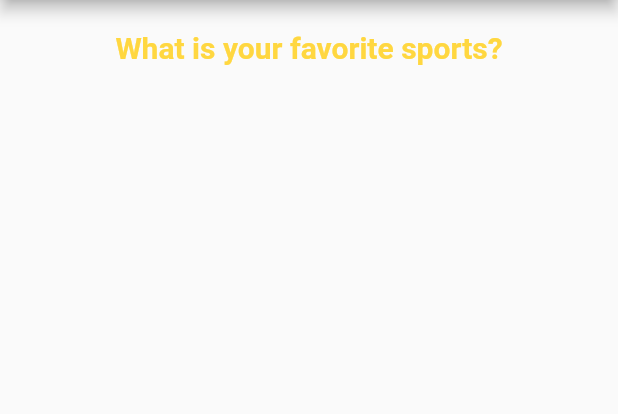
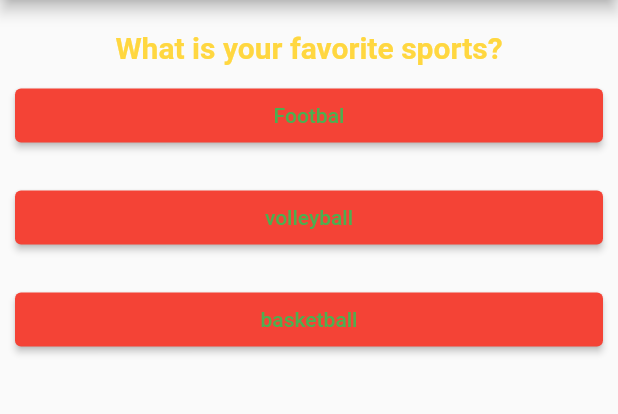
Before and after one commit to NguyenTruongPhong/Assignment_2, a Flutter app: the screen it shows after launch, on a phone screen of 412 x 824 dp, the part 84-498 px from its top. Run offline on Flutter 3.47's test engine with Material 2 defaults, Android fonts, the phone set to English and light mode, and no system bars.

Commit message:
adding answser.dart and quiz.dart

```diff
--- /dev/null
+++ b/lib/answer.dart
@@ -0,0 +1,24 @@
+import 'package:flutter/material.dart';
+
+class Answer extends StatelessWidget {
+  final String answer;
+  final VoidCallback answerQuestion;
+
+  Answer({required this.answer, required this.answerQuestion});
+
+  @override
+  Widget build(BuildContext context) {
+    return Container(
+      margin: EdgeInsets.all(10.0),
+      width: double.infinity,
+      child: ElevatedButton(
+        onPressed: answerQuestion,
+        child: Text('$answer'),
+        style: ElevatedButton.styleFrom(
+          primary: Colors.red,
+          onPrimary: Colors.green,
+        ),
+      ),
+    );
+  }
+}
--- a/lib/main.dart
+++ b/lib/main.dart
@@ -1,3 +1,5 @@
+import 'package:assignment_2/answer.dart';
+import 'package:assignment_2/quiz.dart';
 import 'package:flutter/material.dart';
 import 'package:assignment_2/question.dart';
 
@@ -14,30 +16,40 @@ class MyApp extends StatefulWidget {
 
 class _MyAppState extends State<MyApp> {
   int _questionIndex = 0;
+  int _totalScore = 0;
+
+  void _answerQuestion(int score) {
+    _totalScore += score;
+    print(_totalScore);
+    setState(() {
+      _questionIndex++;
+      print('setState is call');
+    });
+  }
 
   final List _questionList = const [
     {
       'Question': 'What is your favorite sports?',
       'Awnser': [
-        {'text': 'Footbal', 'core': 10},
-        {'text': 'volleyball', 'core': 8},
-        {'text': 'basketball', 'core': 7},
+        {'text': 'Footbal', 'score': 10},
+        {'text': 'volleyball', 'score': 8},
+        {'text': 'basketball', 'score': 7},
       ],
     },
     {
       'Question': 'What is your favorite colors?',
       'Awnser': [
-        {'text': 'red', 'core': 10},
-        {'text': 'yellow', 'core': 8},
-        {'text': 'orange', 'core': 7},
+        {'text': 'red', 'score': 10},
+        {'text': 'yellow', 'score': 8},
+        {'text': 'orange', 'score': 7},
       ],
     },
     {
       'Question': 'Who is your idol?',
       'Awnser': [
-        {'text': 'Ronaldo', 'core': 10},
-        {'text': 'Ronaldo', 'core': 10},
-        {'text': 'Ronaldo', 'core': 10},
+        {'text': 'Ronaldo', 'score': 10},
+        {'text': 'Ronaldo', 'score': 10},
+        {'text': 'Ronaldo', 'score': 10},
       ],
     },
   ];
@@ -50,14 +62,15 @@ class _MyAppState extends State<MyApp> {
       ),
       debugShowCheckedModeBanner: false,
       home: Scaffold(
-          appBar: AppBar(
-            title: Text('Assignment_2'),
-            centerTitle: true,
-          ),
-          body: Question(
+        appBar: AppBar(
+          title: Text('Assignment_2'),
+          centerTitle: true,
+        ),
+        body: Quiz(
             questionIndex: _questionIndex,
             questionList: _questionList,
-          )),
+            answerQuestion: _answerQuestion),
+      ),
     );
   }
 }
--- a/lib/question.dart
+++ b/lib/question.dart
@@ -8,21 +8,12 @@ class Question extends StatelessWidget {
 
   @override
   Widget build(BuildContext context) {
-    return Center(
-      child: Padding(
-        padding: const EdgeInsets.fromLTRB(0, 20.0, 0, 0),
-        child: Column(
-          children: [
-            Text(
-              questionList[questionIndex]['Question'],
-              style: TextStyle(
-                fontSize: 20.0,
-                fontWeight: FontWeight.bold,
-                color: Colors.amberAccent,
-              ),
-            ),
-          ],
-        ),
+    return Text(
+      questionList[questionIndex]['Question'],
+      style: TextStyle(
+        fontSize: 20.0,
+        fontWeight: FontWeight.bold,
+        color: Colors.amberAccent,
       ),
     );
   }
--- /dev/null
+++ b/lib/quiz.dart
@@ -0,0 +1,34 @@
+import 'package:flutter/material.dart';
+import 'package:assignment_2/question.dart';
+import 'package:assignment_2/answer.dart';
+
+class Quiz extends StatelessWidget {
+  final int questionIndex;
+  final List questionList;
+  final Function answerQuestion;
+
+  Quiz(
+      {required this.questionIndex,
+      required this.questionList,
+      required this.answerQuestion});
+
+  @override
+  Widget build(BuildContext context) {
+    return Center(
+      child: Padding(
+        padding: EdgeInsets.fromLTRB(0, 20, 0, 0),
+        child: Column(
+          children: [
+            Question(questionIndex: questionIndex, questionList: questionList),
+            ...questionList[questionIndex]['Awnser'].map((answer) {
+              return Answer(
+                answer: answer['text'],
+                answerQuestion: () => answerQuestion(answer['score']),
+              );
+            }).toList(),
+          ],
+        ),
+      ),
+    );
+  }
+}
```
